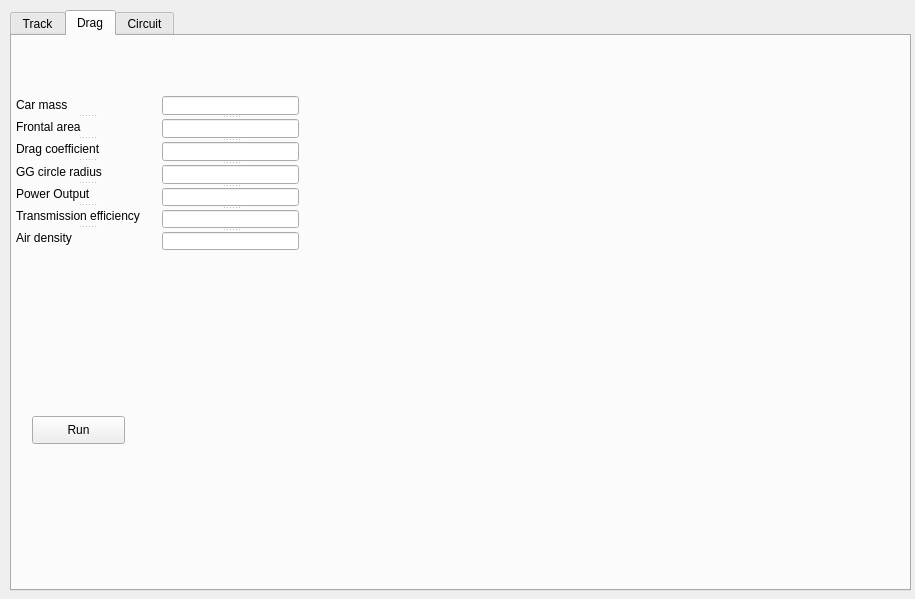
Qt form Point-mass/GUI/point_mass.ui (jgbalves/lap-time-simulator) before a commit.
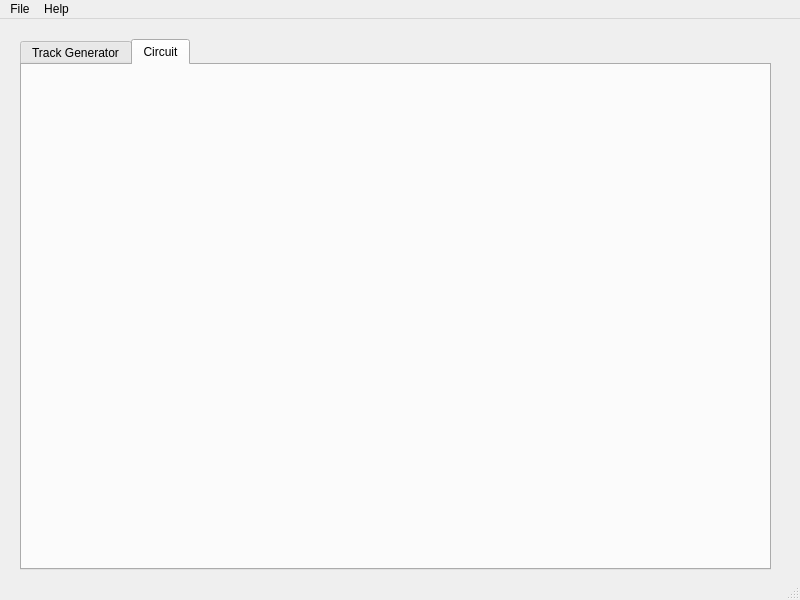
The same form after that commit.

The edit to the form file:
```diff
--- a/Point-mass/GUI/point_mass.ui
+++ b/Point-mass/GUI/point_mass.ui
@@ -1,207 +1,90 @@
 <?xml version="1.0" encoding="UTF-8"?>
 <ui version="4.0">
- <class>Form</class>
- <widget class="QWidget" name="Form">
+ <class>MainWindow</class>
+ <widget class="QMainWindow" name="MainWindow">
   <property name="geometry">
    <rect>
     <x>0</x>
     <y>0</y>
-    <width>915</width>
-    <height>599</height>
+    <width>800</width>
+    <height>600</height>
    </rect>
   </property>
   <property name="windowTitle">
    <string>Form</string>
   </property>
-  <widget class="QTabWidget" name="tabWidget">
+  <widget class="QWidget" name="centralwidget">
+   <widget class="QTabWidget" name="tabWidget">
+    <property name="geometry">
+     <rect>
+      <x>20</x>
+      <y>20</y>
+      <width>751</width>
+      <height>531</height>
+     </rect>
+    </property>
+    <property name="currentIndex">
+     <number>1</number>
+    </property>
+    <widget class="QWidget" name="tab">
+     <attribute name="title">
+      <string>Track Generator</string>
+     </attribute>
+    </widget>
+    <widget class="QWidget" name="tab_2">
+     <attribute name="title">
+      <string>Circuit</string>
+     </attribute>
+    </widget>
+   </widget>
+  </widget>
+  <widget class="QMenuBar" name="menubar">
    <property name="geometry">
     <rect>
-     <x>10</x>
-     <y>10</y>
-     <width>901</width>
-     <height>581</height>
+     <x>0</x>
+     <y>0</y>
+     <width>800</width>
+     <height>26</height>
     </rect>
    </property>
-   <property name="currentIndex">
-    <number>1</number>
-   </property>
-   <widget class="QWidget" name="tab">
-    <attribute name="title">
-     <string>Track</string>
-    </attribute>
-    <widget class="QPushButton" name="pushButton">
-     <property name="geometry">
-      <rect>
-       <x>10</x>
-       <y>10</y>
-       <width>93</width>
-       <height>28</height>
-      </rect>
-     </property>
-     <property name="text">
-      <string>Choose File</string>
-     </property>
-    </widget>
+   <widget class="QMenu" name="menuFile">
+    <property name="title">
+     <string>File</string>
+    </property>
+    <addaction name="actionOpen"/>
+    <addaction name="actionSave"/>
+    <addaction name="actionExit"/>
    </widget>
-   <widget class="QWidget" name="tab_2">
-    <attribute name="title">
-     <string>Drag</string>
-    </attribute>
-    <widget class="QPushButton" name="pushButton_2">
-     <property name="geometry">
-      <rect>
-       <x>20</x>
-       <y>380</y>
-       <width>93</width>
-       <height>28</height>
-      </rect>
-     </property>
-     <property name="text">
-      <string>Run</string>
-     </property>
-    </widget>
-    <widget class="QSplitter" name="splitter">
-     <property name="geometry">
-      <rect>
-       <x>150</x>
-       <y>60</y>
-       <width>137</width>
-       <height>154</height>
-      </rect>
-     </property>
-     <property name="orientation">
-      <enum>Qt::Vertical</enum>
-     </property>
-     <widget class="QLineEdit" name="lineEdit"/>
-     <widget class="QLineEdit" name="lineEdit_2"/>
-     <widget class="QLineEdit" name="lineEdit_3"/>
-     <widget class="QLineEdit" name="lineEdit_4"/>
-     <widget class="QLineEdit" name="lineEdit_5"/>
-     <widget class="QLineEdit" name="lineEdit_6"/>
-     <widget class="QLineEdit" name="lineEdit_7"/>
-    </widget>
-    <widget class="QSplitter" name="splitter_2">
-     <property name="geometry">
-      <rect>
-       <x>4</x>
-       <y>60</y>
-       <width>141</width>
-       <height>151</height>
-      </rect>
-     </property>
-     <property name="layoutDirection">
-      <enum>Qt::LeftToRight</enum>
-     </property>
-     <property name="orientation">
-      <enum>Qt::Vertical</enum>
-     </property>
-     <widget class="QLabel" name="label">
-      <property name="layoutDirection">
-       <enum>Qt::LeftToRight</enum>
-      </property>
-      <property name="text">
-       <string>Car mass</string>
-      </property>
-      <property name="textFormat">
-       <enum>Qt::AutoText</enum>
-      </property>
-     </widget>
-     <widget class="QLabel" name="label_2">
-      <property name="text">
-       <string>Frontal area</string>
-      </property>
-     </widget>
-     <widget class="QLabel" name="label_3">
-      <property name="text">
-       <string>Drag coefficient</string>
-      </property>
-     </widget>
-     <widget class="QLabel" name="label_4">
-      <property name="text">
-       <string>GG circle radius</string>
-      </property>
-     </widget>
-     <widget class="QLabel" name="label_5">
-      <property name="text">
-       <string>Power Output</string>
-      </property>
-     </widget>
-     <widget class="QLabel" name="label_6">
-      <property name="text">
-       <string>Transmission efficiency</string>
-      </property>
-     </widget>
-     <widget class="QLabel" name="label_7">
-      <property name="text">
-       <string>Air density</string>
-      </property>
-     </widget>
-    </widget>
+   <widget class="QMenu" name="menuHelp">
+    <property name="title">
+     <string>Help</string>
+    </property>
+    <addaction name="actionAbout"/>
    </widget>
-   <widget class="QWidget" name="tab_3">
-    <attribute name="title">
-     <string>Circuit</string>
-    </attribute>
-    <layout class="QGridLayout" name="gridLayout_2">
-     <item row="0" column="1">
-      <layout class="QFormLayout" name="formLayout">
-       <item row="1" column="1">
-        <widget class="QLabel" name="label_30">
-         <property name="text">
-          <string>Frontal area</string>
-         </property>
-        </widget>
-       </item>
-       <item row="1" column="0">
-        <widget class="QSplitter" name="splitter_7">
-         <property name="orientation">
-          <enum>Qt::Vertical</enum>
-         </property>
-         <widget class="QLabel" name="label_34">
-          <property name="text">
-           <string>Drag coefficient</string>
-          </property>
-         </widget>
-         <widget class="QLabel" name="label_32">
-          <property name="text">
-           <string>GG circle radius</string>
-          </property>
-         </widget>
-         <widget class="QLabel" name="label_35">
-          <property name="text">
-           <string>Power Output</string>
-          </property>
-         </widget>
-         <widget class="QLabel" name="label_33">
-          <property name="text">
-           <string>Transmission efficiency</string>
-          </property>
-         </widget>
-         <widget class="QLabel" name="label_31">
-          <property name="text">
-           <string>Air density</string>
-          </property>
-         </widget>
-        </widget>
-       </item>
-       <item row="0" column="0">
-        <widget class="QLabel" name="label_29">
-         <property name="layoutDirection">
-          <enum>Qt::LeftToRight</enum>
-         </property>
-         <property name="text">
-          <string>Car mass</string>
-         </property>
-         <property name="textFormat">
-          <enum>Qt::AutoText</enum>
-         </property>
-        </widget>
-       </item>
-      </layout>
-     </item>
-    </layout>
-   </widget>
+   <addaction name="menuFile"/>
+   <addaction name="menuHelp"/>
   </widget>
+  <widget class="QStatusBar" name="statusbar"/>
+  <action name="actionOpen">
+   <property name="text">
+    <string>Open</string>
+   </property>
+  </action>
+  <action name="actionSave">
+   <property name="text">
+    <string>Save</string>
+   </property>
+  </action>
+  <action name="actionExit">
+   <property name="text">
+    <string>Exit</string>
+   </property>
+  </action>
+  <action name="actionAbout">
+   <property name="text">
+    <string>About...</string>
+   </property>
+  </action>
  </widget>
  <resources/>
  <connections/>
```
Left out of the diff: 2 changed lines with no effect on the pictures.
